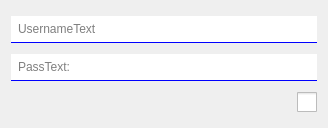
saeedsamimi/InLink, file Components/loginform.ui: the form before one commit.
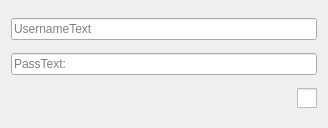
The form after the commit. Icons and pictures are not drawn.

Patch:
```diff
--- a/Components/loginform.ui
+++ b/Components/loginform.ui
@@ -19,16 +19,6 @@
   <property name="windowTitle">
    <string notr="true"/>
   </property>
-  <property name="styleSheet">
-   <string notr="true">QLineEdit{
-	padding: 5px;
-	border: none;
-	border-bottom: 1px solid blue;
-}
-QLineEdit:focus{
-	border-bottom-width: 2px;
-}</string>
-  </property>
   <layout class="QVBoxLayout" name="verticalLayout">
    <property name="sizeConstraint">
     <enum>QLayout::SetDefaultConstraint</enum>
```
